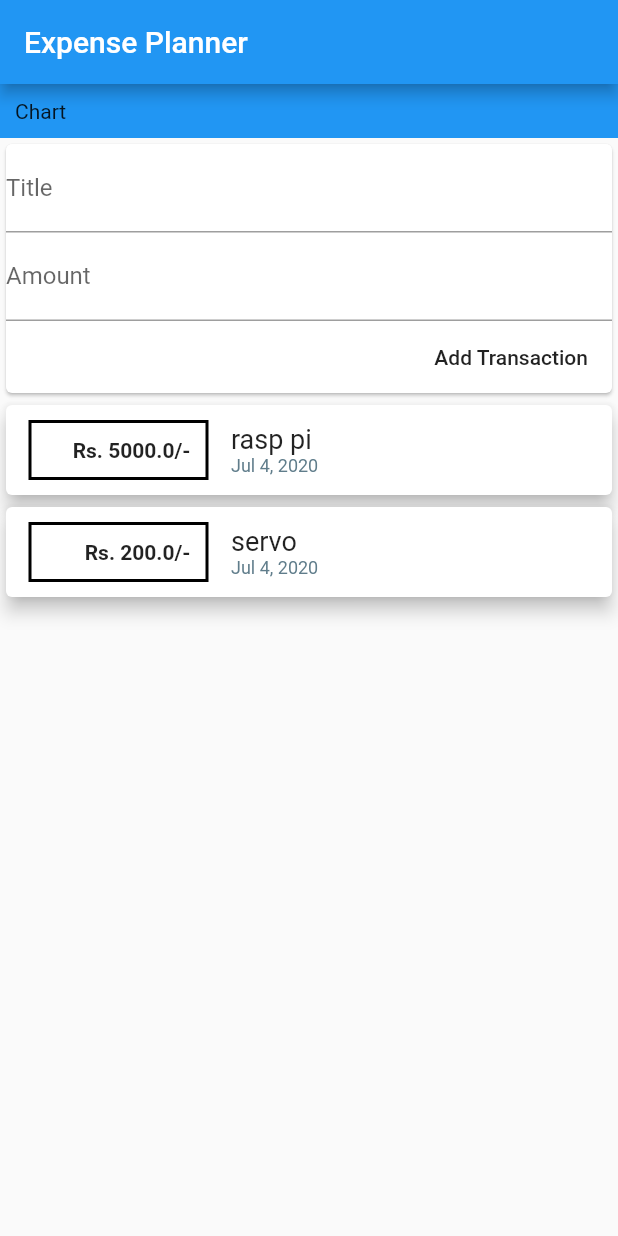
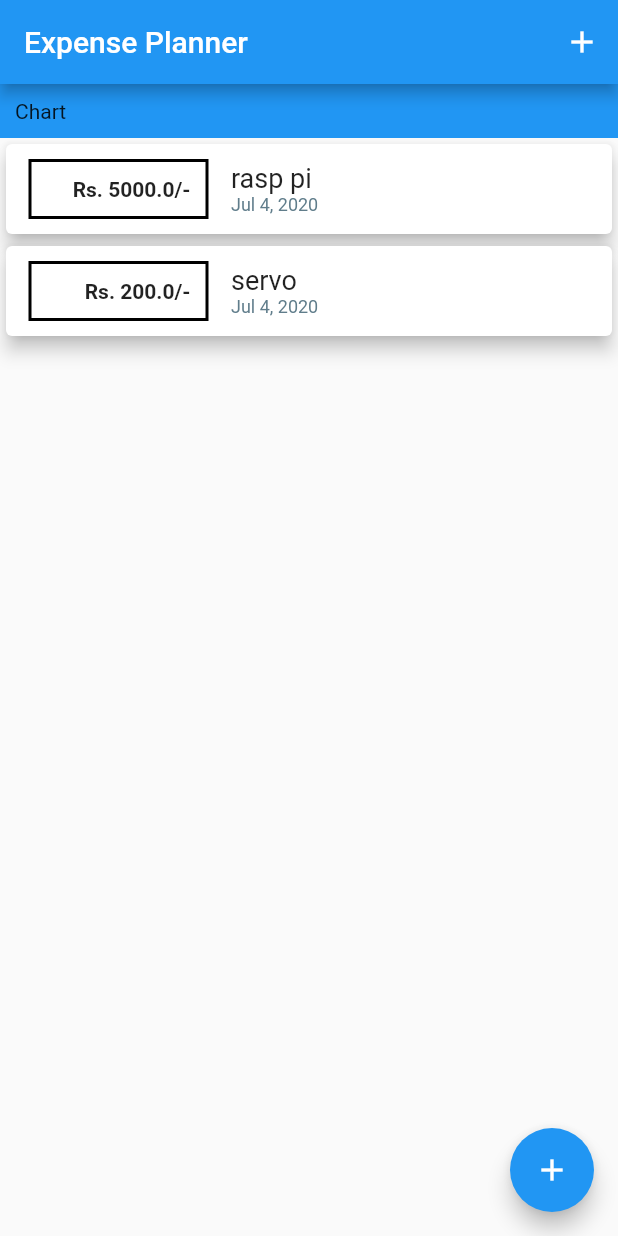
Before and after one commit to falcolf/Expense-Planner, a Flutter app: the screen it shows after launch, on a phone screen of 412 x 824 dp. Run offline on Flutter 3.47's test engine with Material 2 defaults, Android fonts, the phone set to English and light mode, and no system bars.

Commit message:
Added modal for new transaction

```diff
--- a/lib/main.dart
+++ b/lib/main.dart
@@ -1,5 +1,7 @@
 import "package:flutter/material.dart";
-import "widgets/user_transactions.dart";
+import "widgets/new_transaction.dart";
+import "widgets/transaction_list.dart";
+import "models/transaction.dart";
 
 void main() => runApp(MyApp());
 
@@ -18,17 +20,46 @@ class MyApp extends StatelessWidget {
   }
 }
 
-class MyHomePage extends StatelessWidget {
+class MyHomePage extends StatefulWidget {
 
   final String title;
+  MyHomePage(this.title);
 
-  MyHomePage(this.title);
+  @override
+  _MyHomePageState createState() => _MyHomePageState();
+}
+
+class _MyHomePageState extends State<MyHomePage> {
+
+  final List<Transaction> _userTransactions = [
+    Transaction(id: 'tx1', title: 'rasp pi', amt: 5000, date: DateTime.now()),
+    Transaction(id: 'tx2', title: 'servo', amt: 200, date: DateTime.now()),
+  ];
+
+  void _addTransaction(String title, double amt){
+    setState(() {
+      this._userTransactions.add(
+          Transaction(
+              id:DateTime.now().toString(),
+              title: title,
+              amt: amt,
+              date: DateTime.now()
+          )
+      );
+    });
+  }
+  void newTransaction(BuildContext ctx){
+    showModalBottomSheet(context: ctx, builder: (_)=> NewTransaction(this._addTransaction));
+  }
 
   @override
   Widget build(BuildContext context) {
     return Scaffold(
       appBar: AppBar(
-        title: Text(this.title),
+        title: Text(this.widget.title),
+        actions: <Widget>[
+          IconButton(onPressed: () => newTransaction(context), icon: Icon(Icons.add),)
+        ],
       ),
       body: Center(
           child: Column(
@@ -39,9 +70,13 @@ class MyHomePage extends StatelessWidget {
                 padding: EdgeInsets.all(10),
                 child: Text('Chart'),
               ),
-              UserTransactions(),
+              TransactionList(this._userTransactions),
             ],
           )
+      ),
+      floatingActionButton: FloatingActionButton(
+          onPressed: () => newTransaction(context),
+          child: Icon(Icons.add),
       ),
     );
   }
```
Also changed, not shown: lib/widgets/new_transaction.dart (+18 -6 lines).
